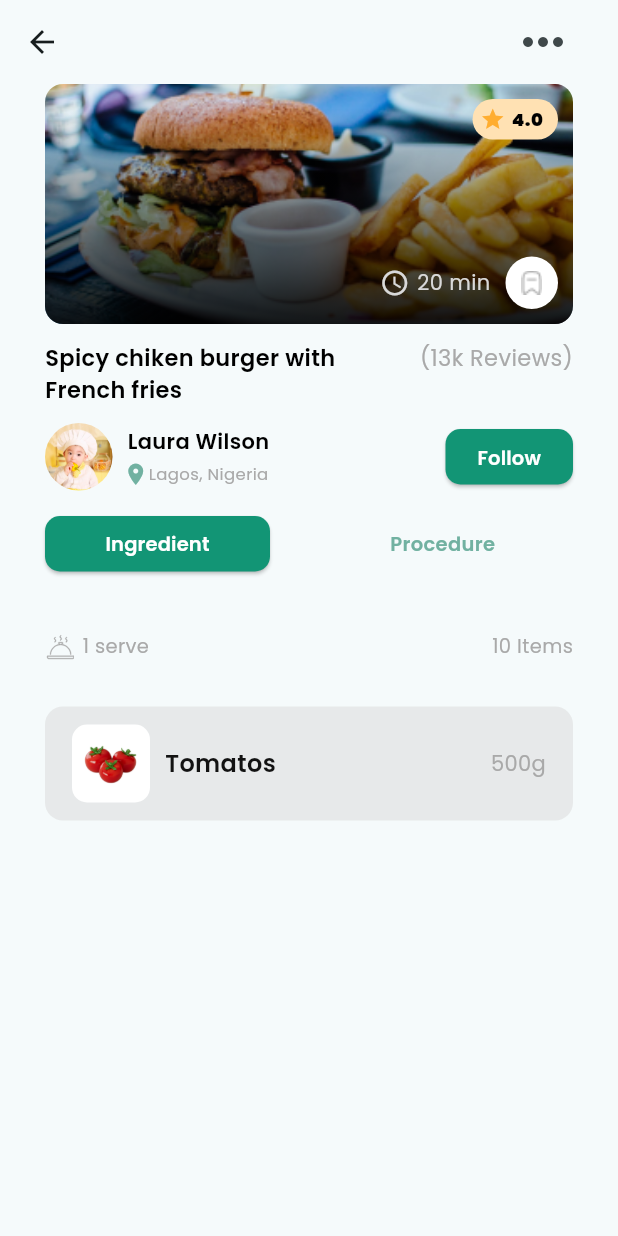
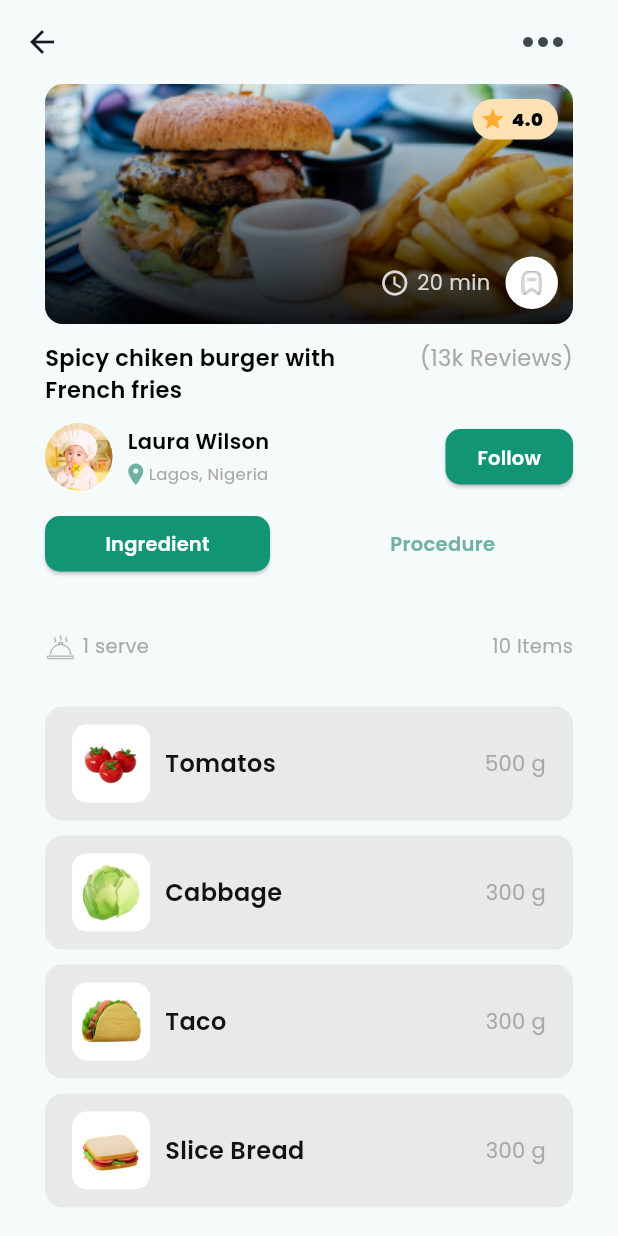
Before and after one commit to Manufacturer1/recipee_app, a Flutter app: the RecipeDetailsPage screen opened directly, on a phone screen of 412 x 824 dp. Run offline on Flutter 3.47's test engine with Material 3 defaults, Android fonts, the phone set to English and light mode, and no system bars; our stand-ins replace flutter_svg, google_fonts.

Commit message:
made ingredient card reusable

```diff
--- /dev/null
+++ b/lib/data/mockData/ingredient_list.dart
@@ -0,0 +1,24 @@
+import "package:recipee_app/models/ingredient.dart";
+
+final List<Ingredient> ingredients = [
+  Ingredient(
+    imageName: "assets/tomatoes.png",
+    ingredientName: "Tomatos",
+    quantity: "500",
+  ),
+  Ingredient(
+    imageName: "assets/cabage.png",
+    ingredientName: "Cabbage",
+    quantity: "300",
+  ),
+  Ingredient(
+    imageName: "assets/taco.png",
+    ingredientName: "Taco",
+    quantity: "300",
+  ),
+  Ingredient(
+    imageName: "assets/slice_bread.png",
+    ingredientName: "Slice Bread",
+    quantity: "300",
+  ),
+];
--- /dev/null
+++ b/lib/models/ingredient.dart
@@ -0,0 +1,11 @@
+class Ingredient {
+  final String imageName;
+  final String ingredientName;
+  final String quantity;
+
+  Ingredient({
+    required this.imageName,
+    required this.ingredientName,
+    required this.quantity,
+  });
+}
--- a/lib/widgets/ingredient_card.dart
+++ b/lib/widgets/ingredient_card.dart
@@ -2,7 +2,16 @@ import 'package:flutter/material.dart';
 import 'package:recipee_app/widgets/ingredient_image_wrapper.dart';
 
 class IngredientCard extends StatelessWidget {
-  const IngredientCard({super.key});
+  final String ingredientImageName;
+  final String ingredientName;
+  final String quantity;
+
+  const IngredientCard({
+    super.key,
+    required this.ingredientImageName,
+    required this.ingredientName,
+    required this.quantity,
+  });
 
   @override
   Widget build(BuildContext context) {
@@ -20,10 +29,10 @@ class IngredientCard extends StatelessWidget {
         children: [
           Row(
             children: [
-              IngredientImageWrapper(imageName: "assets/tomatoes.png"),
+              IngredientImageWrapper(imageName: ingredientImageName),
               SizedBox(width: 10),
               Text(
-                "Tomatos",
+                ingredientName,
                 style: TextStyle(
                   fontSize: 16,
                   fontWeight: FontWeight.w600,
@@ -33,7 +42,7 @@ class IngredientCard extends StatelessWidget {
             ],
           ),
           Text(
-            "500g",
+            "$quantity g",
             style: TextStyle(
               color: Color(0xffA9A9A9),
               fontSize: 14,
--- a/lib/widgets/ingredient_card_wrapper.dart
+++ b/lib/widgets/ingredient_card_wrapper.dart
@@ -1,6 +1,6 @@
 import 'package:flutter/material.dart';
-import 'package:flutter/rendering.dart';
 import 'package:flutter_svg/flutter_svg.dart';
+import 'package:recipee_app/data/mockData/ingredient_list.dart';
 import 'package:recipee_app/widgets/ingredient_card.dart';
 
 class IngredientCardWrapper extends StatelessWidget {
@@ -51,9 +51,22 @@ class IngredientCardWrapper extends StatelessWidget {
           ),
           SizedBox(height: 30),
           SizedBox(
-            height: 400, // or MediaQuery.of(context).size.height * 0.4
+            height: 380, // or MediaQuery.of(context).size.height * 0.4
             child: SingleChildScrollView(
-              child: Column(children: const [IngredientCard()]),
+              child: Column(
+                children: [
+                  ...ingredients.map(
+                    (ingredient) => Padding(
+                      padding: const EdgeInsets.only(bottom: 10),
+                      child: IngredientCard(
+                        ingredientImageName: ingredient.imageName,
+                        ingredientName: ingredient.ingredientName,
+                        quantity: ingredient.quantity,
+                      ),
+                    ),
+                  ),
+                ],
+              ),
             ),
           ),
         ],
```
